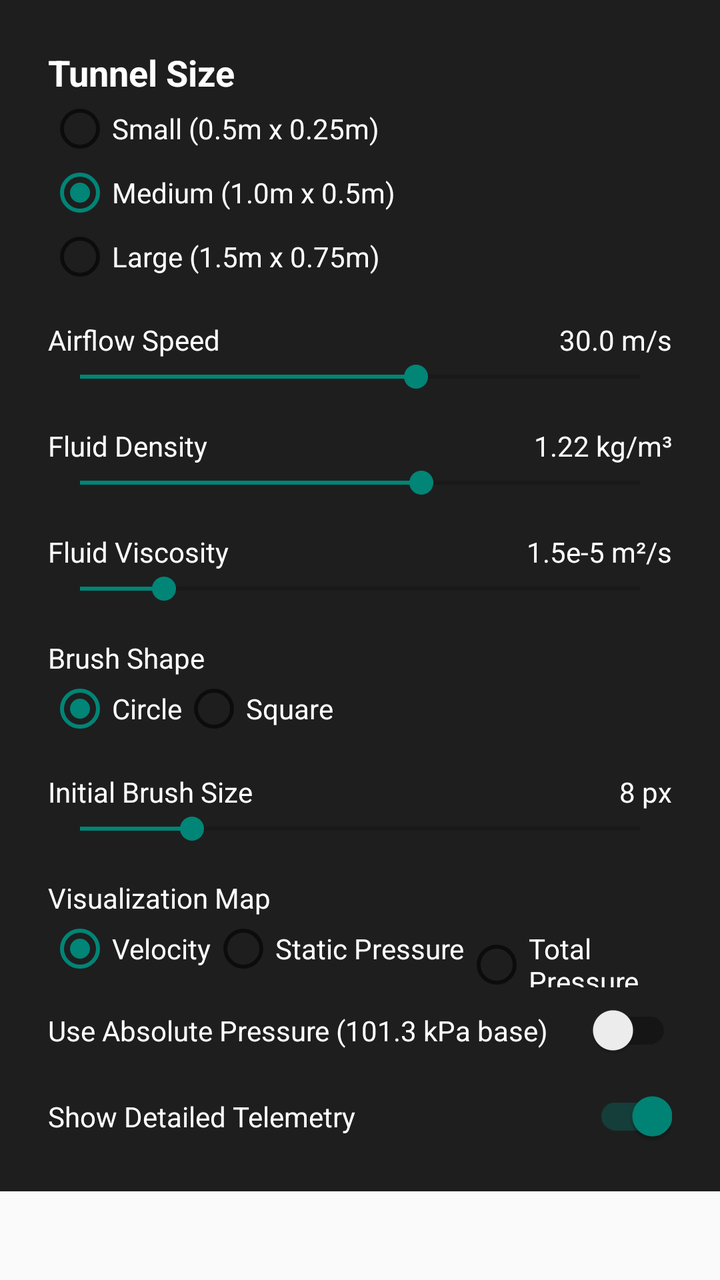
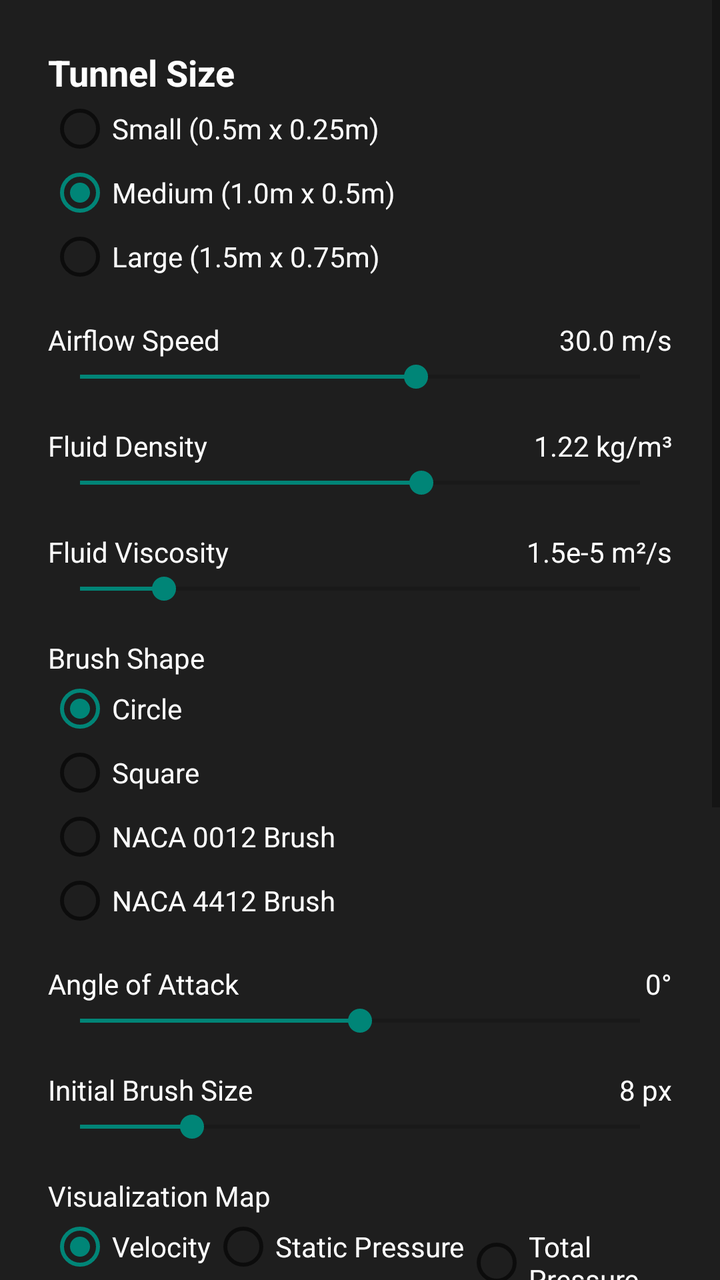

Two renders of the same Android screen: before a commit and after it. Below are the layout's source before the change and the commit's diff.
<!-- AndroidManifest.xml: application theme Theme.AppCompat.Light.NoActionBar -->
<!-- res/layout/settings_menu.xml -->
<?xml version="1.0" encoding="utf-8"?>
<ScrollView xmlns:android="http://schemas.android.com/apk/res/android"
    android:layout_width="match_parent"
    android:layout_height="wrap_content">

    <LinearLayout
        android:layout_width="match_parent"
        android:layout_height="wrap_content"
        android:background="#E0000000"
        android:orientation="vertical"
        android:padding="24dp">

        <TextView
            android:layout_width="wrap_content"
            android:layout_height="wrap_content"
            android:text="Tunnel Size"
            android:textColor="@android:color/white"
            android:textSize="18sp"
            android:textStyle="bold" />

        <RadioGroup
            android:id="@+id/rgSize"
            android:layout_width="match_parent"
            android:layout_height="wrap_content"
            android:orientation="vertical">

            <RadioButton
                android:id="@+id/rbSmall"
                android:layout_width="wrap_content"
                android:layout_height="wrap_content"
                android:text="Small (0.5m x 0.25m)"
                android:textColor="@android:color/white" />

            <RadioButton
                android:id="@+id/rbMedium"
                android:layout_width="wrap_content"
                android:layout_height="wrap_content"
                android:checked="true"
                android:text="Medium (1.0m x 0.5m)"
                android:textColor="@android:color/white" />

            <RadioButton
                android:id="@+id/rbLarge"
                android:layout_width="wrap_content"
                android:layout_height="wrap_content"
                android:text="Large (1.5m x 0.75m)"
                android:textColor="@android:color/white" />
        </RadioGroup>

        <Space
            android:layout_width="match_parent"
            android:layout_height="16dp" />

        <LinearLayout
            android:layout_width="match_parent"
            android:layout_height="wrap_content"
            android:orientation="horizontal">

            <TextView
                android:layout_width="0dp"
                android:layout_height="wrap_content"
                android:layout_weight="1"
                android:text="Airflow Speed"
                android:textColor="@android:color/white" />

            <TextView
                android:id="@+id/tvSpeedValue"
                android:layout_width="wrap_content"
                android:layout_height="wrap_content"
                android:text="30.0 m/s"
                android:textColor="@android:color/white" />
        </LinearLayout>

        <SeekBar
            android:id="@+id/sbSpeed"
            android:layout_width="match_parent"
            android:layout_height="wrap_content"
            android:max="200"
            android:progress="120" />

        <Space
            android:layout_width="match_parent"
            android:layout_height="16dp" />

        <LinearLayout
            android:layout_width="match_parent"
            android:layout_height="wrap_content"
            android:orientation="horizontal">

            <TextView
                android:layout_width="0dp"
                android:layout_height="wrap_content"
                android:layout_weight="1"
                android:text="Fluid Density"
                android:textColor="@android:color/white" />

            <TextView
                android:id="@+id/tvDensityValue"
                android:layout_width="wrap_content"
                android:layout_height="wrap_content"
                android:text="1.22 kg/m³"
                android:textColor="@android:color/white" />
        </LinearLayout>

        <SeekBar
            android:id="@+id/sbDensity"
            android:layout_width="match_parent"
            android:layout_height="wrap_content"
            android:max="200"
            android:progress="122" />

        <Space
            android:layout_width="match_parent"
            android:layout_height="16dp" />

        <LinearLayout
            android:layout_width="match_parent"
            android:layout_height="wrap_content"
            android:orientation="horizontal">

            <TextView
                android:layout_width="0dp"
                android:layout_height="wrap_content"
                android:layout_weight="1"
                android:text="Fluid Viscosity"
                android:textColor="@android:color/white" />

            <TextView
                android:id="@+id/tvViscosityValue"
                android:layout_width="wrap_content"
                android:layout_height="wrap_content"
                android:text="1.5e-5 m²/s"
                android:textColor="@android:color/white" />
        </LinearLayout>

        <SeekBar
            android:id="@+id/sbViscosity"
            android:layout_width="match_parent"
            android:layout_height="wrap_content"
            android:max="100"
            android:progress="15" />

        <Space
            android:layout_width="match_parent"
            android:layout_height="16dp" />

        <TextView
            android:layout_width="wrap_content"
            android:layout_height="wrap_content"
            android:text="Brush Shape"
            android:textColor="@android:color/white" />

        <RadioGroup
            android:id="@+id/rgShape"
            android:layout_width="match_parent"
            android:layout_height="wrap_content"
            android:orientation="horizontal">

            <RadioButton
                android:id="@+id/rbCircle"
                android:layout_width="wrap_content"
                android:layout_height="wrap_content"
                android:checked="true"
                android:text="Circle"
                android:textColor="@android:color/white" />

            <RadioButton
                android:id="@+id/rbSquare"
                android:layout_width="wrap_content"
                android:layout_height="wrap_content"
                android:text="Square"
                android:textColor="@android:color/white" />
        </RadioGroup>

        <Space
            android:layout_width="match_parent"
            android:layout_height="16dp" />

        <LinearLayout
            android:layout_width="match_parent"
            android:layout_height="wrap_content"
            android:orientation="horizontal">

            <TextView
                android:layout_width="0dp"
                android:layout_height="wrap_content"
                android:layout_weight="1"
                android:text="Initial Brush Size"
                android:textColor="@android:color/white" />

            <TextView
                android:id="@+id/tvBrushSizeValue"
                android:layout_width="wrap_content"
                android:layout_height="wrap_content"
                android:text="8 px"
                android:textColor="@android:color/white" />
        </LinearLayout>

        <SeekBar
            android:id="@+id/sbBrushSize"
            android:layout_width="match_parent"
            android:layout_height="wrap_content"
            android:max="40"
            android:progress="8" />

        <Space
            android:layout_width="match_parent"
            android:layout_height="16dp" />

        <TextView
            android:layout_width="wrap_content"
            android:layout_height="wrap_content"
            android:text="Visualization Map"
            android:textColor="@android:color/white" />

        <RadioGroup
            android:id="@+id/rgViz"
            android:layout_width="match_parent"
            android:layout_height="wrap_content"
            android:orientation="horizontal">

            <RadioButton
                android:id="@+id/rbVizVelocity"
                android:layout_width="wrap_content"
                android:layout_height="wrap_content"
                android:checked="true"
                android:text="Velocity"
                android:textColor="@android:color/white" />

            <RadioButton
                android:id="@+id/rbVizPressure"
                android:layout_width="wrap_content"
                android:layout_height="wrap_content"
                android:text="Static Pressure"
                android:textColor="@android:color/white" />

            <RadioButton
                android:id="@+id/rbVizTotal"
                android:layout_width="wrap_content"
                android:layout_height="wrap_content"
                android:text="Total Pressure"
                android:textColor="@android:color/white" />
        </RadioGroup>

        <Space
            android:layout_width="match_parent"
            android:layout_height="8dp" />

        <androidx.appcompat.widget.SwitchCompat
            android:id="@+id/swAbsolute"
            android:layout_width="match_parent"
            android:layout_height="wrap_content"
            android:text="Use Absolute Pressure (101.3 kPa base)"
            android:textColor="@android:color/white" />

        <Space
            android:layout_width="match_parent"
            android:layout_height="16dp" />

        <androidx.appcompat.widget.SwitchCompat
            android:id="@+id/swTelemetry"
            android:layout_width="match_parent"
            android:layout_height="wrap_content"
            android:checked="true"
            android:text="Show Detailed Telemetry"
            android:textColor="@android:color/white" />

    </LinearLayout>
</ScrollView>
<!-- resources referenced by this layout -->
<resources>

</resources>

<!-- the commit's change to res/layout/settings_menu.xml (unified diff, before → after) -->
@@ -154,7 +154,7 @@
             android:id="@+id/rgShape"
             android:layout_width="match_parent"
             android:layout_height="wrap_content"
-            android:orientation="horizontal">
+            android:orientation="vertical">
 
             <RadioButton
                 android:id="@+id/rbCircle"
@@ -170,7 +170,52 @@
                 android:layout_height="wrap_content"
                 android:text="Square"
                 android:textColor="@android:color/white" />
+
+            <RadioButton
+                android:id="@+id/rbNaca0012"
+                android:layout_width="wrap_content"
+                android:layout_height="wrap_content"
+                android:text="NACA 0012 Brush"
+                android:textColor="@android:color/white" />
+
+            <RadioButton
+                android:id="@+id/rbNaca4412"
+                android:layout_width="wrap_content"
+                android:layout_height="wrap_content"
+                android:text="NACA 4412 Brush"
+                android:textColor="@android:color/white" />
         </RadioGroup>
+
+        <Space
+            android:layout_width="match_parent"
+            android:layout_height="16dp" />
+
+        <LinearLayout
+            android:layout_width="match_parent"
+            android:layout_height="wrap_content"
+            android:orientation="horizontal">
+
+            <TextView
+                android:layout_width="0dp"
+                android:layout_height="wrap_content"
+                android:layout_weight="1"
+                android:text="Angle of Attack"
+                android:textColor="@android:color/white" />
+
+            <TextView
+                android:id="@+id/tvAoAValue"
+                android:layout_width="wrap_content"
+                android:layout_height="wrap_content"
+                android:text="0°"
+                android:textColor="@android:color/white" />
+        </LinearLayout>
+
+        <SeekBar
+            android:id="@+id/sbAoA"
+            android:layout_width="match_parent"
+            android:layout_height="wrap_content"
+            android:max="40"
+            android:progress="20" />
 
         <Space
             android:layout_width="match_parent"
@@ -257,6 +302,45 @@
             android:layout_width="match_parent"
             android:layout_height="16dp" />
 
+        <TextView
+            android:layout_width="wrap_content"
+            android:layout_height="wrap_content"
+            android:text="Top/Bottom Boundaries"
+            android:textColor="@android:color/white" />
+
+        <RadioGroup
+            android:id="@+id/rgBoundary"
+            android:layout_width="match_parent"
+            android:layout_height="wrap_content"
+            android:orientation="vertical">
+
+            <RadioButton
+                android:id="@+id/rbBndPeriodic"
+                android:layout_width="wrap_content"
+                android:layout_height="wrap_content"
+                android:checked="true"
+                android:text="Periodic (Wraparound)"
+                android:textColor="@android:color/white" />
+
+            <RadioButton
+                android:id="@+id/rbBndNoSlip"
+                android:layout_width="wrap_content"
+                android:layout_height="wrap_content"
+                android:text="No-Slip Wall (Friction)"
+                android:textColor="@android:color/white" />
+
+            <RadioButton
+                android:id="@+id/rbBndFreeSlip"
+                android:layout_width="wrap_content"
+                android:layout_height="wrap_content"
+                android:text="Free-Slip (Mirror/Symmetry)"
+                android:textColor="@android:color/white" />
+        </RadioGroup>
+
+        <Space
+            android:layout_width="match_parent"
+            android:layout_height="16dp" />
+
         <androidx.appcompat.widget.SwitchCompat
             android:id="@+id/swTelemetry"
             android:layout_width="match_parent"
@@ -265,5 +349,29 @@
             android:text="Show Detailed Telemetry"
             android:textColor="@android:color/white" />
 
+        <Space
+            android:layout_width="match_parent"
+            android:layout_height="8dp" />
+
+        <androidx.appcompat.widget.SwitchCompat
+            android:id="@+id/swGridlines"
+            android:layout_width="match_parent"
+            android:layout_height="wrap_content"
+            android:text="Show Reference Grid (10cm)"
+            android:textColor="@android:color/white" />
+
+        <Space
+            android:layout_width="match_parent"
+            android:layout_height="32dp" />
+
+        <TextView
+            android:layout_width="match_parent"
+            android:layout_height="wrap_content"
+            android:text="Educational Disclaimer:\nThis app is to be used as an educational tool only and not be relied upon for any design calculations. Please allow the flow to stabilise before reading any results, turbulence can cause significant fluctuations."
+            android:textColor="#A0FFFFFF"
+            android:textSize="12sp"
+            android:textStyle="italic"
+            android:gravity="center" />
+
     </LinearLayout>
 </ScrollView>
